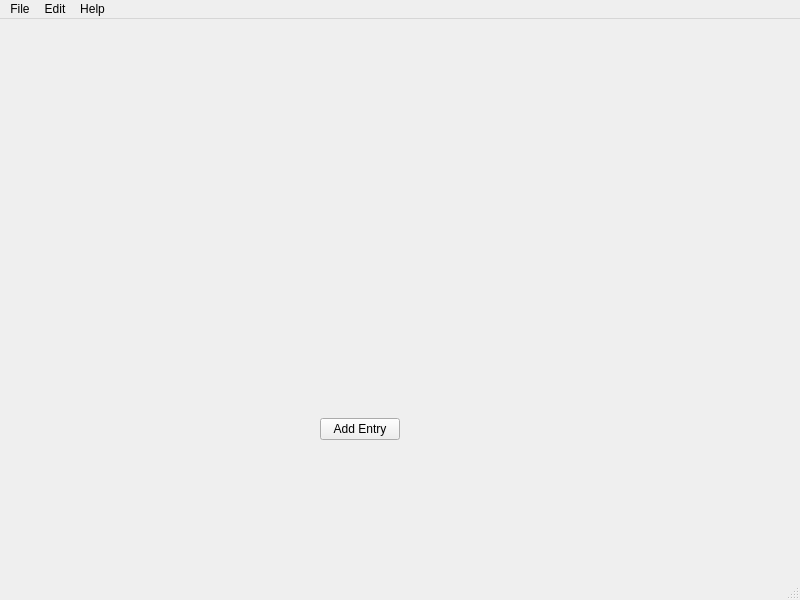
First picture: the form in mainwindow.ui, repository eHag-FRU/Therian-Journal-QT5, before the edit.
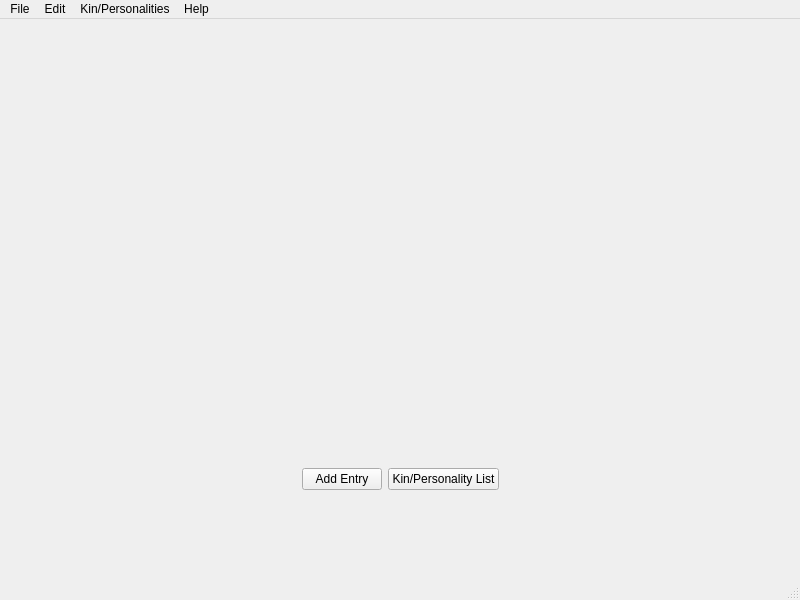
Second picture: the form after the edit.

Commit message: Added in kin/personalities edit, tied lose ends

```diff
--- a/mainwindow.ui
+++ b/mainwindow.ui
@@ -17,12 +17,43 @@
    <widget class="QWidget" name="horizontalLayoutWidget">
     <property name="geometry">
      <rect>
-      <x>280</x>
-      <y>370</y>
-      <width>160</width>
-      <height>80</height>
+      <x>0</x>
+      <y>0</y>
+      <width>801</width>
+      <height>471</height>
      </rect>
     </property>
+    <layout class="QVBoxLayout" name="verticalLayout_2">
+     <item>
+      <spacer name="verticalSpacer_2">
+       <property name="orientation">
+        <enum>Qt::Vertical</enum>
+       </property>
+       <property name="sizeHint" stdset="0">
+        <size>
+         <width>20</width>
+         <height>40</height>
+        </size>
+       </property>
+      </spacer>
+     </item>
+     <item>
+      <layout class="QVBoxLayout" name="entriesLayout"/>
+     </item>
+     <item>
+      <spacer name="verticalSpacer">
+       <property name="orientation">
+        <enum>Qt::Vertical</enum>
+       </property>
+       <property name="sizeHint" stdset="0">
+        <size>
+         <width>20</width>
+         <height>40</height>
+        </size>
+       </property>
+      </spacer>
+     </item>
+     <item>
     <layout class="QHBoxLayout" name="horizontalLayout">
      <item>
       <spacer name="horizontalSpacer">
@@ -44,6 +75,13 @@
        </property>
       </widget>
      </item>
+       <item>
+        <widget class="QPushButton" name="pushButton">
+         <property name="text">
+          <string>Kin/Personality List</string>
+         </property>
+        </widget>
+       </item>
      <item>
       <spacer name="horizontalSpacer_2">
        <property name="orientation">
@@ -58,17 +96,8 @@
       </spacer>
      </item>
     </layout>
-   </widget>
-   <widget class="QWidget" name="verticalLayoutWidget">
-    <property name="geometry">
-     <rect>
-      <x>60</x>
-      <y>20</y>
-      <width>701</width>
-      <height>261</height>
-     </rect>
-    </property>
-    <layout class="QVBoxLayout" name="entriesLayout"/>
+     </item>
+    </layout>
    </widget>
   </widget>
   <widget class="QMenuBar" name="menubar">
@@ -99,8 +128,16 @@
     </property>
     <addaction name="aboutTherianJournal"/>
    </widget>
+   <widget class="QMenu" name="menuKin_Personalities">
+    <property name="title">
+     <string>Kin/Personalities</string>
+    </property>
+    <addaction name="actionAdd_Kin_Personality"/>
+    <addaction name="actionView_List"/>
+   </widget>
    <addaction name="menuFile"/>
    <addaction name="menuEdit"/>
+   <addaction name="menuKin_Personalities"/>
    <addaction name="menuHelp"/>
   </widget>
   <widget class="QStatusBar" name="statusbar"/>
```
Left out of the diff: 12 changed lines with no effect on the pictures. Lines whose indentation alone changed are shown as unchanged. The commit also changes 7 other files.
